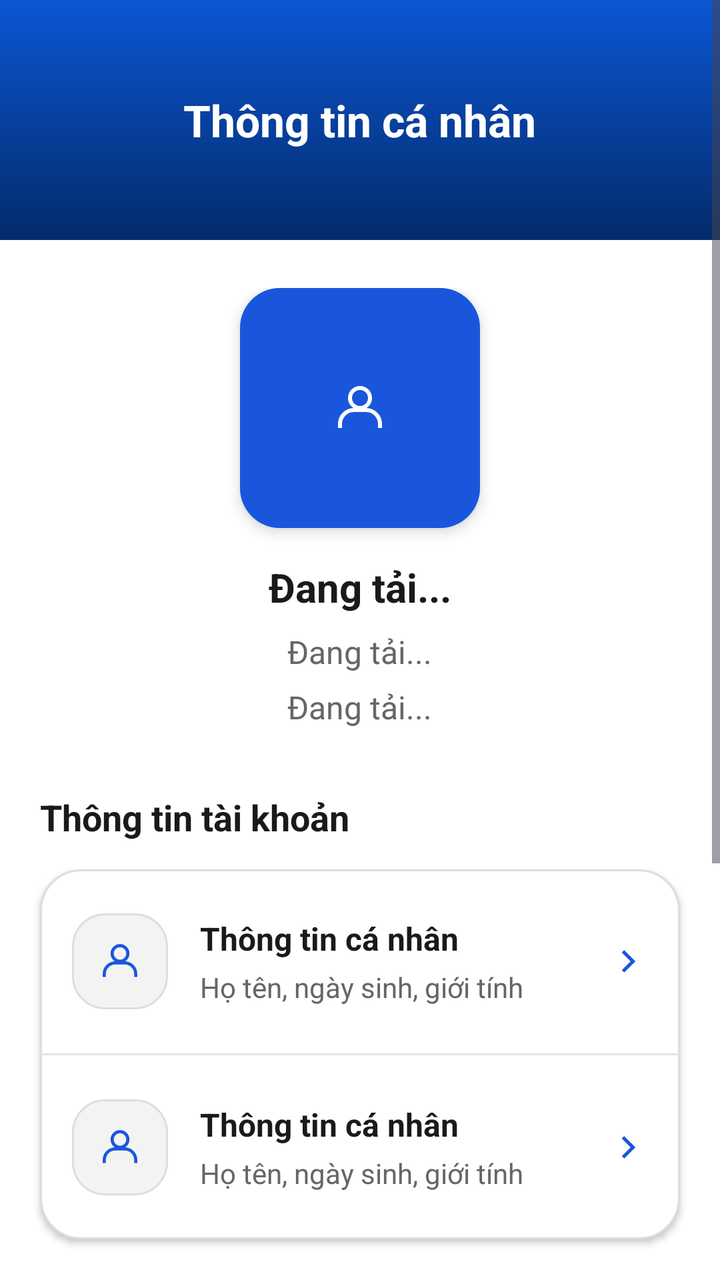
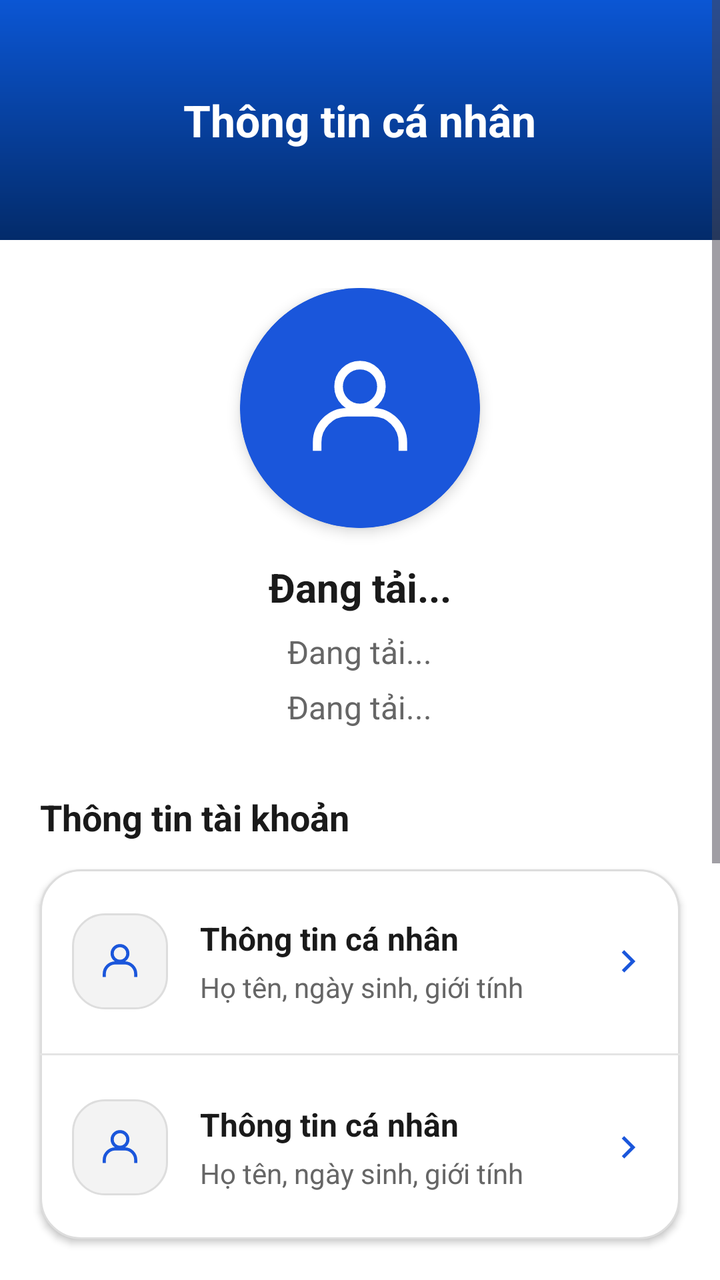

Screens rendered from an Android XML layout before and after an edit, with the pre-edit source and the edit as a unified diff.
<!-- AndroidManifest.xml: application theme Theme.Movify -->
<!-- res/layout/fragment_profile.xml -->
<?xml version="1.0" encoding="utf-8"?>
<androidx.constraintlayout.widget.ConstraintLayout
    xmlns:android="http://schemas.android.com/apk/res/android"
    xmlns:app="http://schemas.android.com/apk/res-auto"
    android:layout_width="match_parent"
    android:layout_height="match_parent"
    android:background="@color/white">

    <ScrollView
        android:id="@+id/scrollProfile"
        android:layout_width="0dp"
        android:layout_height="0dp"
        android:fillViewport="true"
        app:layout_constraintTop_toTopOf="parent"
        app:layout_constraintBottom_toBottomOf="parent"
        app:layout_constraintStart_toStartOf="parent"
        app:layout_constraintEnd_toEndOf="parent">

        <LinearLayout
            android:layout_width="match_parent"
            android:layout_height="wrap_content"
            android:orientation="vertical">

            <RelativeLayout
                android:layout_width="match_parent"
                android:layout_height="120dp"
                android:background="@drawable/bg_primary"
                android:gravity="center"
                android:padding="20dp">

                <TextView
                    android:id="@+id/tvTitle"
                    android:layout_width="wrap_content"
                    android:layout_height="wrap_content"
                    android:text="@string/profile_title"
                    android:textColor="@color/white"
                    android:textSize="22sp"
                    android:textStyle="bold" />
            </RelativeLayout>

            <LinearLayout
                android:layout_width="match_parent"
                android:layout_height="wrap_content"
                android:layout_marginTop="24dp"
                android:gravity="center_horizontal"
                android:orientation="vertical"
                android:paddingStart="20dp"
                android:paddingEnd="20dp">

                <FrameLayout
                    android:layout_width="120dp"
                    android:layout_height="120dp"
                    android:background="@drawable/bg_selected"
                    android:elevation="4dp">

                    <ImageView
                        android:id="@+id/ivAvatar"
                        android:layout_width="100dp"
                        android:layout_height="100dp"
                        android:layout_gravity="center"
                        android:scaleType="centerInside"
                        android:src="@drawable/ic_user"
                        app:tint="@color/white" />
                </FrameLayout>

                <TextView
                    android:id="@+id/tvUserName"
                    android:layout_width="wrap_content"
                    android:layout_height="wrap_content"
                    android:layout_marginTop="16dp"
                    android:text="@string/loading_dots"
                    android:textColor="@color/text_secondary"
                    android:textSize="20sp"
                    android:textStyle="bold" />

                <TextView
                    android:id="@+id/tvPhone"
                    android:layout_width="wrap_content"
                    android:layout_height="wrap_content"
                    android:layout_marginTop="8dp"
                    android:text="@string/loading_dots"
                    android:textColor="@color/text_hint"
                    android:textSize="16sp" />

                <TextView
                    android:id="@+id/tvEmail"
                    android:layout_width="wrap_content"
                    android:layout_height="wrap_content"
                    android:layout_marginTop="6dp"
                    android:text="@string/loading_dots"
                    android:textColor="@color/text_hint"
                    android:textSize="16sp" />

            </LinearLayout>

            <TextView
                android:layout_width="wrap_content"
                android:layout_height="wrap_content"
                android:layout_marginStart="20dp"
                android:layout_marginTop="32dp"
                android:text="@string/account_info"
                android:textColor="@color/text_secondary"
                android:textSize="18sp"
                android:textStyle="bold" />

            <LinearLayout
                android:layout_width="match_parent"
                android:layout_height="wrap_content"
                android:layout_marginStart="20dp"
                android:layout_marginTop="14dp"
                android:layout_marginEnd="20dp"
                android:background="@drawable/bg_card_large"
                android:elevation="2dp"
                android:orientation="vertical">

                <include
                    android:id="@+id/itemPersonalInfo"
                    layout="@layout/item_arrow" />

                <View
                    android:id="@+id/dividerAccountInfo"
                    android:layout_width="match_parent"
                    android:layout_height="1dp"
                    android:background="@color/gray" />

                <include
                    android:id="@+id/itemPaymentMethod"
                    layout="@layout/item_arrow" />
            </LinearLayout>

            <TextView
                android:layout_width="wrap_content"
                android:layout_height="wrap_content"
                android:layout_marginStart="20dp"
                android:layout_marginTop="24dp"
                android:text="@string/settings"
                android:textColor="@color/text_secondary"
                android:textSize="18sp"
                android:textStyle="bold" />

            <LinearLayout
                android:layout_width="match_parent"
                android:layout_height="wrap_content"
                android:layout_marginStart="20dp"
                android:layout_marginTop="14dp"
                android:layout_marginEnd="20dp"
                android:background="@drawable/bg_card_large"
                android:elevation="2dp"
                android:orientation="vertical">

                <include
                    android:id="@+id/itemNotification"
                    layout="@layout/item_switch" />

                <View
                    android:id="@+id/dividerLocation"
                    android:layout_width="match_parent"
                    android:layout_height="1dp"
                    android:background="@color/gray" />

                <include
                    android:id="@+id/itemLocation"
                    layout="@layout/item_switch" />
            </LinearLayout>

            <Button
                android:id="@+id/btnLogout"
                android:layout_width="match_parent"
                android:layout_height="50dp"
                android:layout_margin="16dp"
                android:background="@drawable/bg_button"
        android:text="@string/logout"
                android:textColor="@android:color/white" />

        </LinearLayout>
    </ScrollView>
</androidx.constraintlayout.widget.ConstraintLayout>
<!-- res/layout/item_arrow.xml (included above) -->
<?xml version="1.0" encoding="utf-8"?>
<RelativeLayout xmlns:android="http://schemas.android.com/apk/res/android"
    xmlns:app="http://schemas.android.com/apk/res-auto"
    android:layout_width="match_parent"
    android:layout_height="92dp"
    android:paddingStart="16dp"
    android:paddingEnd="16dp">

    <FrameLayout
        android:id="@+id/iconContainer"
        android:layout_width="48dp"
        android:layout_height="48dp"
        android:layout_centerVertical="true"
        android:background="@drawable/bg_input">

        <ImageView
            android:id="@+id/ivIcon"
            android:layout_width="22dp"
            android:layout_height="22dp"
            android:layout_gravity="center"
            android:src="@drawable/ic_user"
            app:tint="@color/primary" />
    </FrameLayout>

    <LinearLayout
        android:layout_width="wrap_content"
        android:layout_height="wrap_content"
        android:layout_centerVertical="true"
        android:layout_toEndOf="@id/iconContainer"
        android:layout_marginStart="16dp"
        android:layout_toStartOf="@+id/ivArrow"
        android:orientation="vertical">

        <TextView
            android:id="@+id/tvTitle"
            android:layout_width="wrap_content"
            android:layout_height="wrap_content"
            android:text="@string/personal_info"
            android:textColor="@color/text_secondary"
            android:textSize="16sp"
            android:textStyle="bold" />

        <TextView
            android:id="@+id/tvSubtitle"
            android:layout_width="wrap_content"
            android:layout_height="wrap_content"
            android:layout_marginTop="4dp"
            android:text="@string/personal_info_desc"
            android:textColor="@color/text_hint"
            android:textSize="14sp" />
    </LinearLayout>

    <ImageView
        android:id="@+id/ivArrow"
        android:layout_width="20dp"
        android:layout_height="20dp"
        android:layout_alignParentEnd="true"
        android:layout_centerVertical="true"
        android:src="@drawable/ic_arrow"
        app:tint="@color/primary" />

</RelativeLayout>
<!-- res/layout/item_switch.xml (included above) -->
<?xml version="1.0" encoding="utf-8"?>
<RelativeLayout xmlns:android="http://schemas.android.com/apk/res/android"
    xmlns:app="http://schemas.android.com/apk/res-auto"
    android:layout_width="match_parent"
    android:layout_height="92dp"
    android:paddingStart="16dp"
    android:paddingEnd="16dp">

    <FrameLayout
        android:id="@+id/iconContainer"
        android:layout_width="48dp"
        android:layout_height="48dp"
        android:layout_centerVertical="true"
        android:background="@drawable/bg_input">

        <ImageView
            android:id="@+id/ivIcon"
            android:layout_width="24dp"
            android:layout_height="24dp"
            android:layout_gravity="center"
            android:src="@drawable/ic_noti"
            app:tint="@color/primary" />
    </FrameLayout>

    <LinearLayout
        android:layout_width="wrap_content"
        android:layout_height="wrap_content"
        android:layout_centerVertical="true"
        android:layout_toEndOf="@id/iconContainer"
        android:layout_marginStart="16dp"
        android:layout_toStartOf="@+id/switchItem"
        android:orientation="vertical">

        <TextView
            android:id="@+id/tvTitle"
            android:layout_width="wrap_content"
            android:layout_height="wrap_content"
            android:text="@string/notifications"
            android:textColor="@color/text_secondary"
            android:textSize="16sp"
            android:textStyle="bold" />

        <TextView
            android:id="@+id/tvSubtitle"
            android:layout_width="wrap_content"
            android:layout_height="wrap_content"
            android:layout_marginTop="4dp"
            android:text="@string/notifications_desc"
            android:textColor="@color/text_hint"
            android:textSize="14sp" />
    </LinearLayout>

    <androidx.appcompat.widget.SwitchCompat
        android:id="@+id/switchItem"
        android:layout_width="wrap_content"
        android:layout_height="wrap_content"
        android:layout_alignParentEnd="true"
        android:layout_centerVertical="true"
        android:checked="true"
        android:thumbTint="@color/white"/>

</RelativeLayout>
<!-- resources referenced by this layout -->
<resources>
  <color name="gray">#E4E4E4</color>
  <color name="primary">#1A56DB</color>
  <color name="text_hint">#666666</color>
  <color name="text_secondary">#1A1A1A</color>
  <color name="white">#FFFFFF</color>
  <!-- drawable bg_card_large (drawable) -->
  <shape xmlns:android="http://schemas.android.com/apk/res/android">
      <solid android:color="@color/white" />
      <corners android:radius="20dp" />
      <stroke
          android:width="1dp"
          android:color="@color/input_stroke" />
  </shape>
  <!-- drawable bg_input (drawable) -->
  <shape xmlns:android="http://schemas.android.com/apk/res/android">
  
      <solid android:color="@color/input_bg"/>
  
      <corners android:radius="@dimen/radius_input"/>
  
      <stroke
          android:width="1dp"
          android:color="@color/input_stroke"/>
  
  </shape>
  <!-- drawable bg_primary (drawable) -->
  <shape xmlns:android="http://schemas.android.com/apk/res/android">
  
      <gradient
          android:angle="270"
          android:startColor="@color/primary_start"
          android:endColor="@color/primary_end"/>
  
  </shape>
  <!-- drawable bg_selected (drawable) -->
  <shape xmlns:android="http://schemas.android.com/apk/res/android">
      <solid android:color="@color/primary" />
      <corners android:radius="@dimen/radius_button" />
  </shape>
  <!-- drawable ic_arrow (drawable) -->
  <vector xmlns:android="http://schemas.android.com/apk/res/android"
      android:width="24dp"
      android:height="24dp"
      android:viewportWidth="24"
      android:viewportHeight="24">
    <path
        android:pathData="M9,18L15,12L9,6"
        android:strokeWidth="2"
        android:fillColor="#00000000"
        android:strokeColor="#0047AB"/>
  </vector>
  <!-- drawable ic_user (drawable) -->
  <vector xmlns:android="http://schemas.android.com/apk/res/android"
      android:width="28dp"
      android:height="28dp"
      android:viewportWidth="28"
      android:viewportHeight="28">
    <path
        android:pathData="M14,14C16.761,14 19,11.761 19,9C19,6.239 16.761,4 14,4C11.239,4 9,6.239 9,9C9,11.761 11.239,14 14,14Z"
        android:strokeWidth="2"
        android:fillColor="#00000000"
        android:strokeColor="#0047AB"/>
    <path
        android:pathData="M24,24V22C24,20.143 23.263,18.363 21.95,17.05C20.637,15.738 18.857,15 17,15H11C9.143,15 7.363,15.738 6.05,17.05C4.738,18.363 4,20.143 4,22V24"
        android:strokeWidth="2"
        android:fillColor="#00000000"
        android:strokeColor="#0047AB"/>
  </vector>
  <string name="account_info">Thông tin tài khoản</string>
  <string name="loading_dots">Đang tải...</string>
  <string name="logout">Đăng xuất</string>
  <string name="notifications">Thông báo</string>
  <string name="notifications_desc">Quản lý thông báo ứng dụng</string>
  <string name="personal_info">Thông tin cá nhân</string>
  <string name="personal_info_desc">Họ tên, ngày sinh, giới tính</string>
  <string name="profile_title">Thông tin cá nhân</string>
  <string name="settings">Cài đặt</string>
  <style name="Theme.Movify" parent="Base.Theme.Movify" />
  <color name="primary_dark">#0D47A1</color>
  <dimen name="radius_button">20dp</dimen>
  <color name="input_stroke">#DDDDDD</color>
  <color name="input_bg">#F3F3F3</color>
  <dimen name="radius_input">16dp</dimen>
  <color name="primary_start">#0B56D4</color>
  <color name="primary_end">#032B6A</color>
  <style name="Base.Theme.Movify" parent="Theme.Material3.DayNight.NoActionBar">
          
          <item name="colorPrimary">@color/primary</item>
          <item name="colorPrimaryVariant">@color/primary_dark</item>
          <item name="colorOnPrimary">@color/white</item>
          
          
          <item name="android:statusBarColor">@color/primary_dark</item>
          
          
          <item name="android:windowBackground">@color/bg_light</item>
      </style>
  <color name="bg_light">#FFFFFF</color>
  <!-- unchanged entries left out for length: 2 -->
</resources>

<!-- the commit's change to res/layout/fragment_profile.xml (unified diff, before → after) -->
@@ -50,15 +50,18 @@
                 <FrameLayout
                     android:layout_width="120dp"
                     android:layout_height="120dp"
-                    android:background="@drawable/bg_selected"
+                    android:background="@drawable/bg_circle_blue"
                     android:elevation="4dp">
 
                     <ImageView
                         android:id="@+id/ivAvatar"
-                        android:layout_width="100dp"
-                        android:layout_height="100dp"
+                        android:layout_width="match_parent"
+                        android:layout_height="match_parent"
                         android:layout_gravity="center"
-                        android:scaleType="centerInside"
+                        android:background="@drawable/bg_circle_blue"
+                        android:clipToOutline="true"
+                        android:padding="30dp"
+                        android:scaleType="centerCrop"
                         android:src="@drawable/ic_user"
                         app:tint="@color/white" />
                 </FrameLayout>
<!-- resource entries referenced after the edit -->
@@ -12,6 +12,11 @@
       <stroke
           android:width="1dp"
           android:color="@color/input_stroke" />
+  </shape>
+  <!-- drawable bg_circle_blue (drawable) -->
+  <shape xmlns:android="http://schemas.android.com/apk/res/android"
+      android:shape="oval">
+      <solid android:color="@color/primary" />
   </shape>
   <!-- drawable bg_input (drawable) -->
   <shape xmlns:android="http://schemas.android.com/apk/res/android">
@@ -33,11 +38,6 @@
           android:startColor="@color/primary_start"
           android:endColor="@color/primary_end"/>
   
-  </shape>
-  <!-- drawable bg_selected (drawable) -->
-  <shape xmlns:android="http://schemas.android.com/apk/res/android">
-      <solid android:color="@color/primary" />
-      <corners android:radius="@dimen/radius_button" />
   </shape>
   <!-- drawable ic_arrow (drawable) -->
   <vector xmlns:android="http://schemas.android.com/apk/res/android"
